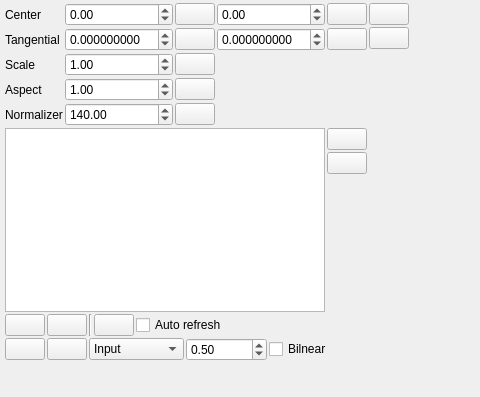
Qt form utils/distortioncorrector/lensDistortionModelParametersControlWidget.ui (NickPenkrat/corecvs) before a commit; both pictures show x 0 to 480 and y 0 to 397 of the 709 by 397 pixel window.
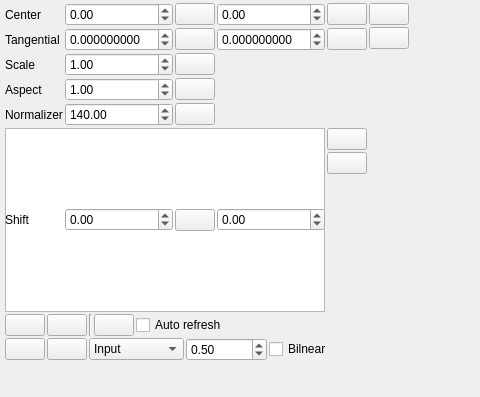
The same form after that commit. Icons and pictures are not drawn.

Patch:
```diff
--- a/utils/distortioncorrector/lensDistortionModelParametersControlWidget.ui
+++ b/utils/distortioncorrector/lensDistortionModelParametersControlWidget.ui
@@ -618,6 +618,76 @@
      </property>
     </widget>
    </item>
+   <item row="5" column="1">
+    <widget class="QLabel" name="shiftLabel">
+     <property name="text">
+      <string>Shift</string>
+     </property>
+    </widget>
+   </item>
+   <item row="5" column="2">
+    <widget class="QDoubleSpinBox" name="shiftXSpinBox">
+     <property name="minimum">
+      <double>-999999.000000000000000</double>
+     </property>
+     <property name="maximum">
+      <double>99999.990000000005239</double>
+     </property>
+    </widget>
+   </item>
+   <item row="5" column="3">
+    <widget class="QPushButton" name="resetSxPushButton">
+     <property name="sizePolicy">
+      <sizepolicy hsizetype="Maximum" vsizetype="Fixed">
+       <horstretch>0</horstretch>
+       <verstretch>0</verstretch>
+      </sizepolicy>
+     </property>
+     <property name="text">
+      <string/>
+     </property>
+     <property name="icon">
+      <iconset resource="../../../restricted/resources/resresource.qrc">
+       <normaloff>:/new/prefix1/bullet_blue.png</normaloff>:/new/prefix1/bullet_blue.png</iconset>
+     </property>
+     <property name="iconSize">
+      <size>
+       <width>16</width>
+       <height>16</height>
+      </size>
+     </property>
+    </widget>
+   </item>
+   <item row="5" column="4">
+    <widget class="QDoubleSpinBox" name="shiftYSpinBox">
+     <property name="minimum">
+      <double>-99999.000000000000000</double>
+     </property>
+     <property name="maximum">
+      <double>99999.990000000005239</double>
+     </property>
+     <property name="value">
+      <double>0.000000000000000</double>
+     </property>
+    </widget>
+   </item>
+   <item row="0" column="5" colspan="2">
+    <widget class="QPushButton" name="resetSyPushButton">
+     <property name="text">
+      <string/>
+     </property>
+     <property name="icon">
+      <iconset resource="../../../restricted/resources/resresource.qrc">
+       <normaloff>:/new/prefix1/bullet_blue.png</normaloff>:/new/prefix1/bullet_blue.png</iconset>
+     </property>
+     <property name="iconSize">
+      <size>
+       <width>16</width>
+       <height>16</height>
+      </size>
+     </property>
+    </widget>
+   </item>
   </layout>
  </widget>
  <resources>
```
Left out of the diff: 14 changed lines with no effect on the pictures.
